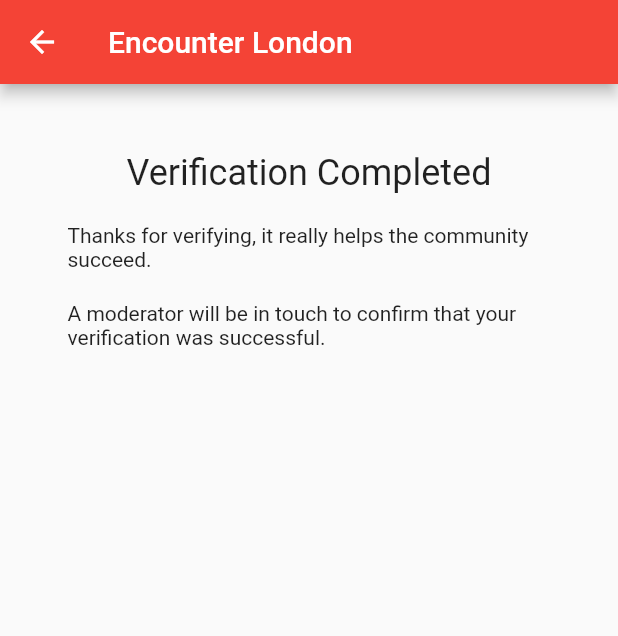
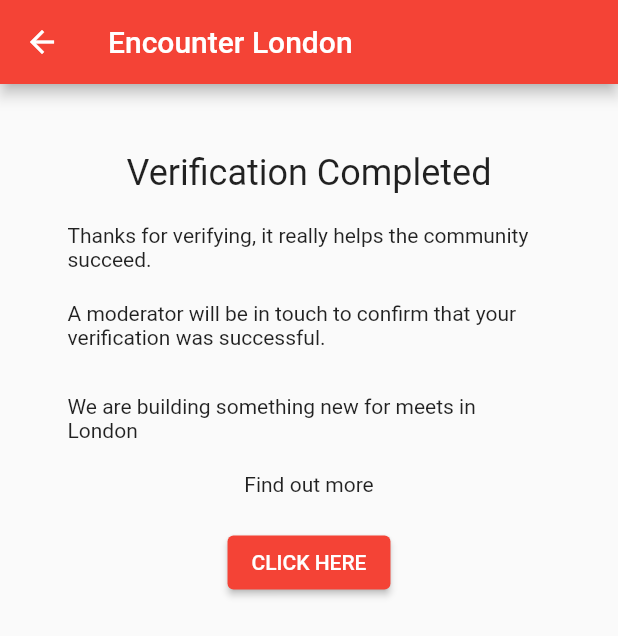
Before and after one commit to ChuffedDom/encounters_london, a Flutter app: the Completed screen opened by its route, on a phone screen of 412 x 824 dp. Shown: the top 636 px of the screen. Run offline on Flutter 3.47's test engine with Material 2 defaults, Android fonts, the phone set to English and light mode, and no system bars; our stand-ins replace assets_audio_player, cloud_firestore, email_validator, firebase_core, firebase_storage, google_fonts and 1 more; missing offline and left inert: dart:html, dart:js, record; accounts and stored records are empty; network calls fail; Roboto replaces fonts that are missing (--apple-system); statements that could not run were skipped.

Commit message:
Notification on verification, welcome flow update

```diff
--- a/lib/verification/reddit_username.dart
+++ b/lib/verification/reddit_username.dart
@@ -54,7 +54,7 @@
                             shadowColor: Colors.transparent,
                           ),
                           onPressed: () => setState(() {
-                            _versionNumber = "v0.11";
+                            _versionNumber = "v0.141";
                           }),
                           child: Text(""),
                         ),
--- a/lib/verification/verification_completion.dart
+++ b/lib/verification/verification_completion.dart
@@ -1,7 +1,10 @@
+import 'dart:convert';
+
 import 'package:cloud_firestore/cloud_firestore.dart';
 import 'package:encounters_london/models.dart';
 import 'package:flutter/material.dart';
 import 'package:provider/provider.dart';
+import 'package:http/http.dart';
 
 class Description extends StatefulWidget {
   const Description({Key? key}) : super(key: key);
@@ -163,8 +166,35 @@
   }
 }
 
-class Completed extends StatelessWidget {
+class Completed extends StatefulWidget {
   const Completed({Key? key}) : super(key: key);
+
+  @override
+  State<Completed> createState() => _CompletedState();
+}
+
+class _CompletedState extends State<Completed> {
+  Future<void> sendNotification() async {
+    final pushover_user = "uhpBm9iM6FNdok32ywzhJR3BWjMDuT";
+    final pushover_token = "ajcnxxkcmz5qnmq6d3qncm73774f58";
+    final url = Uri.parse('https://api.pushover.net/1/messages.json');
+    var headers = {'Content-Type': 'application/json'};
+    final data = {
+      "token": "$pushover_token",
+      "user": "$pushover_user",
+      "message": "New Verification to check",
+      "sound": "gamelan"
+    };
+
+    final json = jsonEncode(data);
+    final response = await post(url, headers: headers, body: json);
+  }
+
+  @override
+  void initState() {
+    sendNotification();
+    super.initState();
+  }
 
   @override
   Widget build(BuildContext context) {
@@ -188,12 +218,23 @@
                   "Verification Completed",
                   style: Theme.of(context).textTheme.headline5,
                 ),
-                SizedBox(height: 20),
-                Text(
+                const SizedBox(height: 20),
+                const Text(
                     "Thanks for verifying, it really helps the community succeed."),
-                SizedBox(height: 20),
-                Text(
+                const SizedBox(height: 20),
+                const Text(
                     "A moderator will be in touch to confirm that your verification was successful."),
+                const SizedBox(height: 30),
+                const Text("We are building something new for meets in London"),
+                const SizedBox(height: 20),
+                const Text("Find out more"),
+                const SizedBox(height: 20),
+                ElevatedButton(
+                  onPressed: () {
+                    Navigator.pushNamed(context, '/');
+                  },
+                  child: const Text("CLICK HERE"),
+                )
               ],
             ),
           ),
```
Also changed, not shown: lib/homepage.dart (+26 -22 lines), 1 other file.
